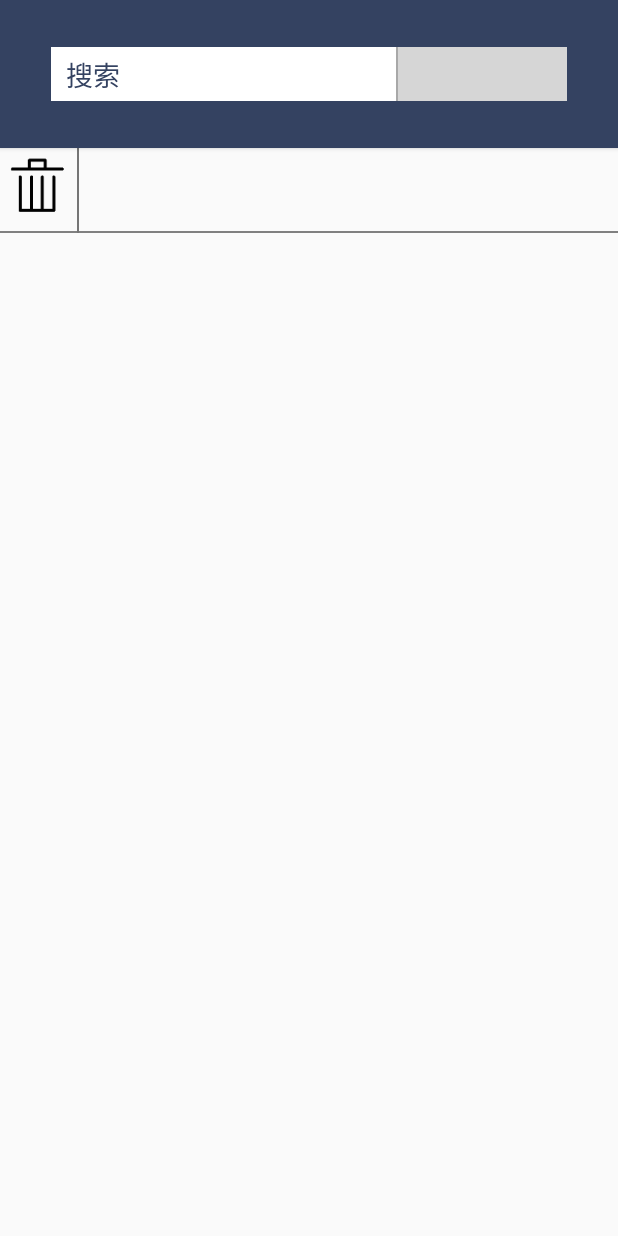
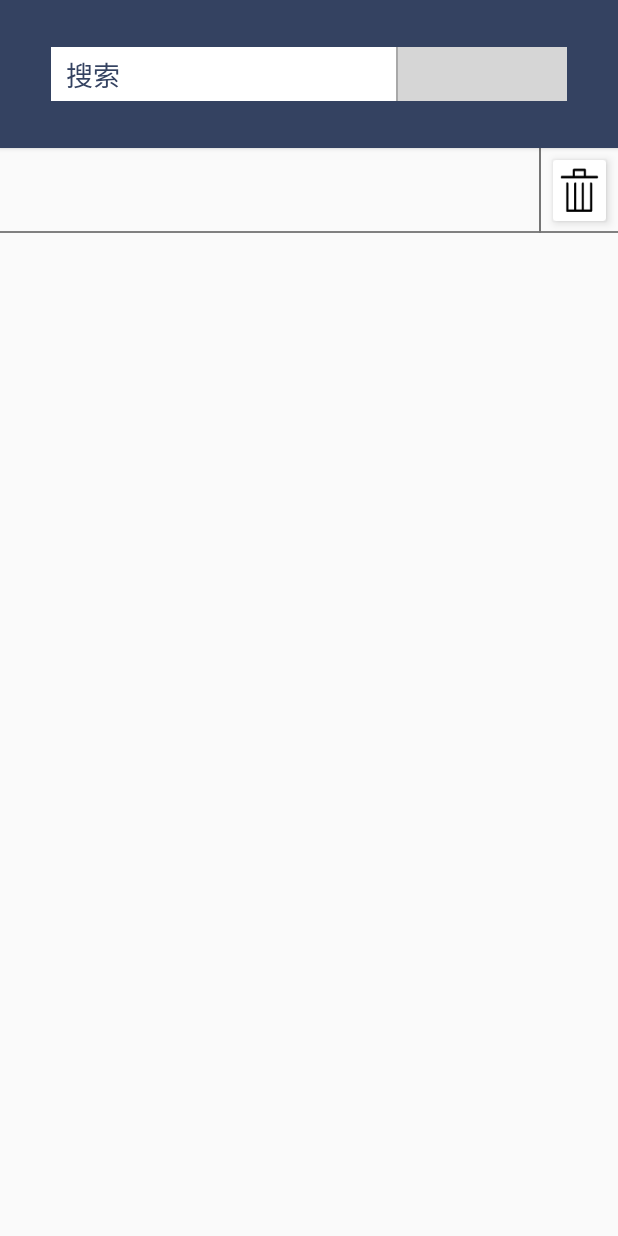
Before and after one commit to BUCT-CS1807-SE/FrontendGroup, an Android app: the fragment SearchFragment shown on its own in the app's theme, on a phone screen of 412 x 824 dp. Run offline under Robolectric (Android 15) with nearby library versions, the phone set to English and light mode, and no system bars; our stand-ins replace ButterKnife; libraries missing offline, so code that uses them is left out: com.amap.api, org.litepal; pictures from the network do not load; 2 statements that could not run were skipped; grey boxes are pictures that could not be loaded.

```diff
--- a/app/src/main/AndroidManifest.xml
+++ b/app/src/main/AndroidManifest.xml
@@ -40,6 +40,7 @@
         <activity android:name=".activity.MusicPlayer" />
         <activity android:name=".activity.WebViewActivity" />
         <activity android:name=".MainActivity">
+
             <intent-filter>
                 <action android:name="android.intent.action.MAIN" />
 
@@ -48,7 +49,8 @@
         </activity>
         <activity
             android:name=".activity.HomePageActivity"
-            android:configChanges="orientation|screenSize" />
+            android:configChanges="orientation|screenSize"
+            android:windowSoftInputMode="adjustPan"/>
         <activity android:name=".RegisterActivity" />
         <activity android:name=".activity.MuseumIntroActivity" />
 
--- /dev/null
+++ b/app/src/main/java/com/example/myapplication/entity/MuseumRating.java
@@ -0,0 +1,6 @@
+package com.example.myapplication.entity;
+
+public class MuseumRating {
+    private Integer userid;
+    private Integer mumid;
+}
--- a/app/src/main/res/layout/fragment_search.xml
+++ b/app/src/main/res/layout/fragment_search.xml
@@ -27,32 +27,55 @@
         <LinearLayout
             android:layout_width="match_parent"
             android:layout_height="match_parent">
+
+            <LinearLayout
+                android:layout_width="0dp"
+                android:layout_height="match_parent"
+                android:layout_weight="7">
+
+                <androidx.cardview.widget.CardView
+                    android:layout_width="wrap_content"
+                    android:layout_height="wrap_content"
+                    android:layout_gravity="center"
+                    android:layout_marginLeft="12dp"
+                    android:layout_marginTop="4dp"
+                    android:layout_marginRight="12dp"
+                    android:layout_marginBottom="4dp"
+                    app:cardElevation="4dp">
+
+                    <com.example.myapplication.view.FlowLayout
+                        android:id="@+id/flow"
+                        android:layout_width="wrap_content"
+                        android:layout_height="wrap_content" />
+                </androidx.cardview.widget.CardView>
+
+            </LinearLayout>
+
+            <LinearLayout
+                android:layout_width="1dp"
+                android:layout_height="match_parent"
+                android:background="@color/gray_600"></LinearLayout>
+
             <LinearLayout
                 android:layout_width="0dp"
                 android:layout_weight="1"
                 android:layout_height="match_parent"
                 android:layout_gravity="center">
-                <ImageView
-                    android:id="@+id/DeleteHistory"
-                    android:layout_width="wrap_content"
-                    android:layout_height="wrap_content"
-                    android:background="@mipmap/delete">
-                </ImageView>
-            </LinearLayout>
-            <LinearLayout
-                android:layout_width="1dp"
-                android:layout_height="match_parent"
-                android:background="@color/gray_600">
-            </LinearLayout>
-            <LinearLayout
-                android:layout_width="0dp"
-                android:layout_weight="7"
-                android:layout_height="match_parent">
-                <com.example.myapplication.view.FlowLayout
-                    android:layout_width="wrap_content"
-                    android:layout_height="wrap_content"
-                    android:padding="5dp"
-                    android:id="@+id/flow"/>
+
+                <androidx.cardview.widget.CardView
+                    android:layout_width="match_parent"
+                    android:layout_height="match_parent"
+                    android:layout_margin="8dp"
+                    app:cardElevation="4dp"
+                    app:cardMaxElevation="4dp">
+
+                    <ImageView
+                        android:id="@+id/DeleteHistory"
+                        android:layout_width="wrap_content"
+                        android:layout_height="wrap_content"
+                        android:background="@mipmap/delete"></ImageView>
+                </androidx.cardview.widget.CardView>
+
             </LinearLayout>
         </LinearLayout>
     </FrameLayout>
```
Also changed, not shown: app/src/main/java/com/example/myapplication/activity/MuseumIntroActivity.java (+65 -17 lines), app/src/main/java/com/example/myapplication/entity/CommentIsLiked.java (added, +40 -0 lines), app/src/main/java/com/example/myapplication/entity/MuseumCollectedPost.java (added, +40 -0 lines), app/src/main/java/com/example/myapplication/util/NetworkUtils.java (+22 -12 lines).
